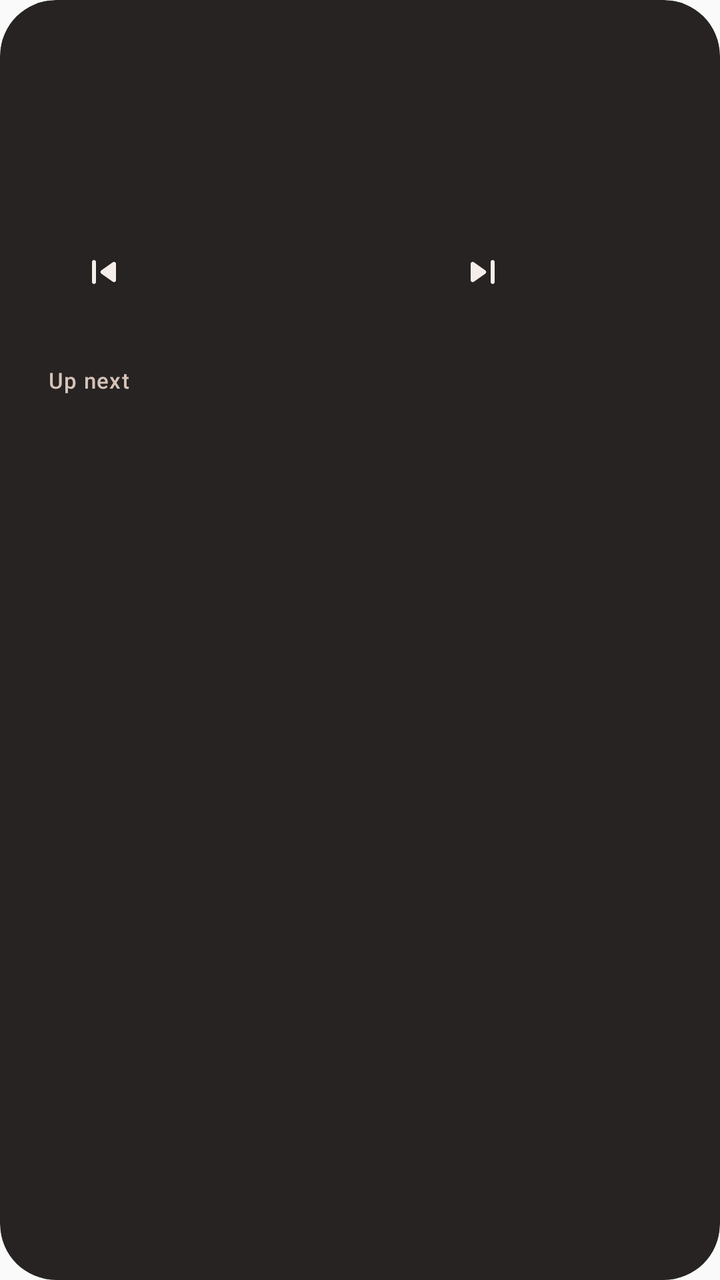
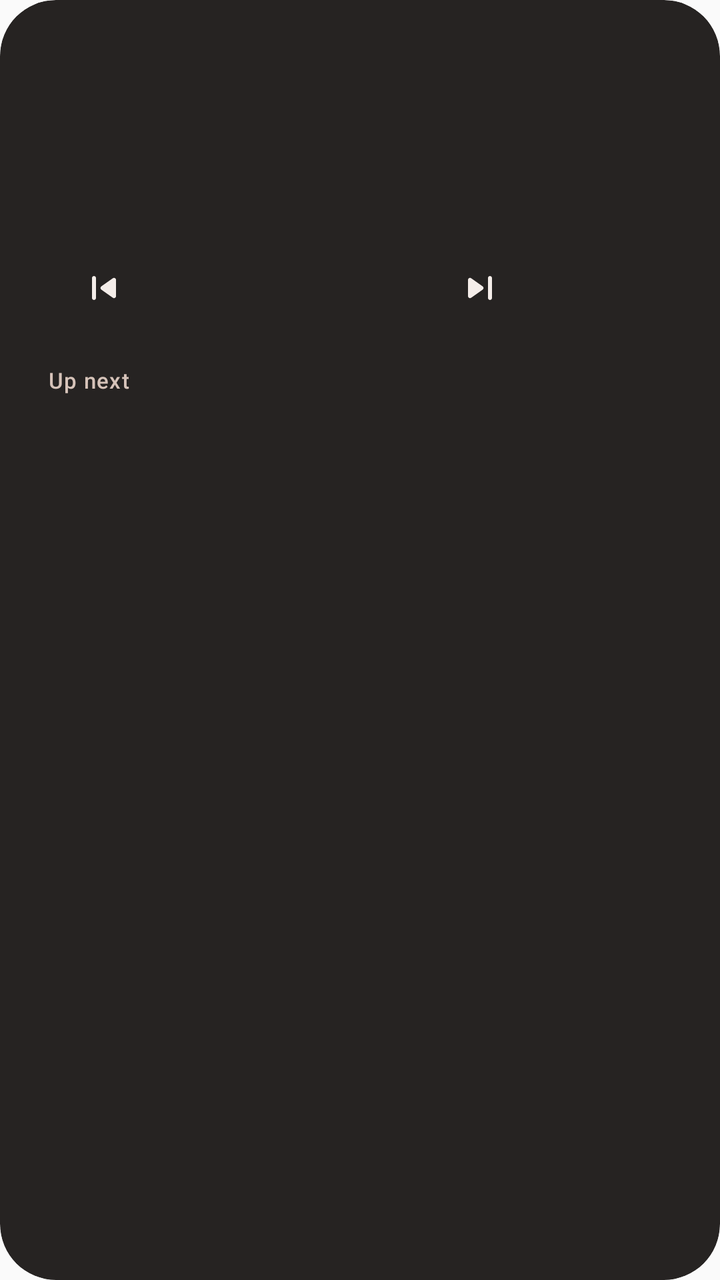

The first picture is an Android layout as it rendered before a commit; the second is the same layout after the commit. The layout source and the unified diff follow.
<!-- AndroidManifest.xml: application theme AppTheme -->
<!-- res/layout/widget_tall.xml -->
<?xml version="1.0" encoding="utf-8"?>
<FrameLayout xmlns:android="http://schemas.android.com/apk/res/android"
    android:id="@android:id/background"
    android:layout_width="match_parent"
    android:layout_height="match_parent"
    android:background="@drawable/wg_shape"
    android:clipToOutline="true">

    <ImageView
        android:id="@+id/wg_bg"
        android:layout_width="match_parent"
        android:layout_height="match_parent"
        android:importantForAccessibility="no"
        android:scaleType="fitXY" />

    <LinearLayout
        android:layout_width="match_parent"
        android:layout_height="match_parent"
        android:orientation="vertical">

        <LinearLayout
            android:layout_width="match_parent"
            android:layout_height="176dp"
            android:orientation="horizontal"
            android:padding="16dp">

            <ImageView
                android:id="@+id/wg_art"
                android:layout_width="wrap_content"
                android:layout_height="wrap_content"
                android:importantForAccessibility="no" />

            <LinearLayout
                android:layout_width="0dp"
                android:layout_height="match_parent"
                android:layout_marginStart="16dp"
                android:layout_weight="1"
                android:orientation="vertical">

                <LinearLayout
                    android:layout_width="match_parent"
                    android:layout_height="20dp"
                    android:gravity="center_vertical"
                    android:orientation="horizontal">

                    <ImageView
                        android:id="@+id/wg_knob"
                        android:layout_width="16dp"
                        android:layout_height="16dp"
                        android:layout_marginEnd="6dp"
                        android:importantForAccessibility="no"
                        android:scaleType="fitXY"
                        android:visibility="gone" />

                    <TextView
                        android:id="@+id/wg_label"
                        style="@style/WgLabel" />
                </LinearLayout>

                <TextView
                    android:id="@+id/wg_title"
                    style="@style/WgText.Medium"
                    android:layout_marginTop="2dp"
                    android:textSize="16dp" />

                <TextView
                    android:id="@+id/wg_artist"
                    style="@style/WgText.Muted"
                    android:layout_marginTop="2dp"
                    android:textSize="14dp" />

                <FrameLayout
                    android:layout_width="match_parent"
                    android:layout_height="0dp"
                    android:layout_weight="1" />

                <ImageView
                    android:id="@+id/wg_scrub"
                    android:layout_width="match_parent"
                    android:layout_height="4dp"
                    android:layout_marginBottom="8dp"
                    android:importantForAccessibility="no"
                    android:scaleType="fitXY" />

                <LinearLayout
                    android:layout_width="match_parent"
                    android:layout_height="48dp"
                    android:gravity="center_vertical"
                    android:orientation="horizontal">

                    <ImageView
                        android:id="@+id/wg_prev"
                        style="@style/WgIconBtn"
                        android:contentDescription="@string/wg_prev"
                        android:src="@drawable/ic_wg_prev" />

                    <FrameLayout
                        android:layout_width="0dp"
                        android:layout_height="1dp"
                        android:layout_weight="1" />

                    <ImageView
                        android:id="@+id/wg_play"
                        style="@style/WgPlay"
                        android:layout_width="64dp"
                        android:layout_height="48dp" />

                    <FrameLayout
                        android:layout_width="0dp"
                        android:layout_height="1dp"
                        android:layout_weight="1" />

                    <ImageView
                        android:id="@+id/wg_next"
                        style="@style/WgIconBtn"
                        android:contentDescription="@string/wg_next"
                        android:src="@drawable/ic_wg_next" />

                    <FrameLayout
                        android:layout_width="0dp"
                        android:layout_height="1dp"
                        android:layout_weight="1" />

                    <ImageView
                        android:id="@+id/wg_shuffle"
                        android:layout_width="40dp"
                        android:layout_height="40dp"
                        android:contentDescription="@string/wg_shuffle"
                        android:scaleType="fitXY" />
                </LinearLayout>
            </LinearLayout>
        </LinearLayout>

        <LinearLayout
            android:id="@+id/wg_queue_box"
            android:layout_width="match_parent"
            android:layout_height="0dp"
            android:layout_marginStart="8dp"
            android:layout_marginEnd="8dp"
            android:layout_marginBottom="8dp"
            android:layout_weight="1"
            android:orientation="vertical"
            android:padding="8dp">

            <TextView
                android:id="@+id/wg_up_label"
                style="@style/WgLabel"
                android:paddingStart="8dp"
                android:paddingEnd="8dp"
                android:paddingBottom="4dp"
                android:text="Up next" />

            <LinearLayout
                android:id="@+id/wg_queue"
                android:layout_width="match_parent"
                android:layout_height="wrap_content"
                android:orientation="vertical" />
        </LinearLayout>
    </LinearLayout>
</FrameLayout>
<!-- resources referenced by this layout -->
<resources>
  <!-- drawable ic_wg_next (drawable) -->
  <?xml version="1.0" encoding="utf-8"?>
  <vector xmlns:android="http://schemas.android.com/apk/res/android"
      android:width="24dp"
      android:height="24dp"
      android:viewportWidth="24"
      android:viewportHeight="24">
      <path
          android:fillColor="#FFFFFFFF"
          android:pathData="M7.58,16.89l5.77,-4.07c0.56,-0.4 0.56,-1.24 0,-1.63L7.58,7.11C6.91,6.65 6,7.12 6,7.93v8.14C6,16.88 6.91,17.35 7.58,16.89zM16,7v10c0,0.55 0.45,1 1,1s1,-0.45 1,-1V7c0,-0.55 -0.45,-1 -1,-1S16,6.45 16,7z" />
  </vector>
  <!-- drawable ic_wg_prev (drawable) -->
  <?xml version="1.0" encoding="utf-8"?>
  <vector xmlns:android="http://schemas.android.com/apk/res/android"
      android:width="24dp"
      android:height="24dp"
      android:viewportWidth="24"
      android:viewportHeight="24">
      <path
          android:fillColor="#FFFFFFFF"
          android:pathData="M7,6c0.55,0 1,0.45 1,1v10c0,0.55 -0.45,1 -1,1s-1,-0.45 -1,-1V7C6,6.45 6.45,6 7,6zM10.66,12.82l5.77,4.07c0.66,0.47 1.58,-0.01 1.58,-0.82V7.93c0,-0.81 -0.91,-1.28 -1.58,-0.82l-5.77,4.07C10.09,11.58 10.09,12.42 10.66,12.82z" />
  </vector>
  <!-- drawable wg_shape (drawable) -->
  <?xml version="1.0" encoding="utf-8"?>
  <shape xmlns:android="http://schemas.android.com/apk/res/android" android:shape="rectangle">
      <corners android:radius="@dimen/wg_radius" />
      <solid android:color="@color/wg_glass" />
  </shape>
  <string name="wg_next">Next</string>
  <string name="wg_prev">Previous</string>
  <string name="wg_shuffle">Shuffle</string>
  <style name="WgIconBtn">
          <item name="android:layout_width">40dp</item>
          <item name="android:layout_height">48dp</item>
          <item name="android:paddingStart">8dp</item>
          <item name="android:paddingEnd">8dp</item>
          <item name="android:paddingTop">12dp</item>
          <item name="android:paddingBottom">12dp</item>
          <item name="android:scaleType">fitCenter</item>
          <item name="android:tint">@color/wg_text</item>
      </style>
  <style name="WgLabel">
          <item name="android:layout_width">wrap_content</item>
          <item name="android:layout_height">wrap_content</item>
          <item name="android:singleLine">true</item>
          <item name="android:ellipsize">end</item>
          <item name="android:includeFontPadding">false</item>
          <item name="android:fontFamily">sans-serif-medium</item>
          <item name="android:textSize">11dp</item>
          <item name="android:letterSpacing">0.04</item>
          <item name="android:textColor">@color/wg_text2</item>
      </style>
  <style name="WgPlay">
          <item name="android:layout_width">56dp</item>
          <item name="android:layout_height">56dp</item>
          <item name="android:scaleType">fitXY</item>
          <item name="android:contentDescription">@string/wg_play</item>
      </style>
  <style name="WgText.Medium">
          <item name="android:fontFamily">sans-serif-medium</item>
      </style>
  <style name="WgText.Muted">
          <item name="android:textColor">@color/wg_text2</item>
      </style>
  <style name="AppTheme" parent="Theme.AppCompat.Light.DarkActionBar">
          
          <item name="colorPrimary">@color/colorPrimary</item>
          <item name="colorPrimaryDark">@color/colorPrimaryDark</item>
          <item name="colorAccent">@color/colorAccent</item>
      </style>
  <dimen name="wg_radius">28dp</dimen>
  <color name="wg_glass">#EB141110</color>
  <color name="wg_text">#FFF4EDE9</color>
  <color name="wg_text2">#FFD6C3B9</color>
  <string name="wg_play">Play</string>
</resources>

<!-- the commit's change to res/layout/widget_tall.xml (unified diff, before → after) -->
@@ -21,8 +21,13 @@
         <LinearLayout
             android:layout_width="match_parent"
             android:layout_height="176dp"
+            android:clipChildren="false"
+            android:clipToPadding="false"
             android:orientation="horizontal"
-            android:padding="16dp">
+            android:paddingStart="16dp"
+            android:paddingEnd="16dp"
+            android:paddingTop="10dp"
+            android:paddingBottom="10dp">
 
             <ImageView
                 android:id="@+id/wg_art"
@@ -35,11 +40,13 @@
                 android:layout_height="match_parent"
                 android:layout_marginStart="16dp"
                 android:layout_weight="1"
+                android:clipChildren="false"
+                android:clipToPadding="false"
                 android:orientation="vertical">
 
                 <LinearLayout
                     android:layout_width="match_parent"
-                    android:layout_height="20dp"
+                    android:layout_height="18dp"
                     android:gravity="center_vertical"
                     android:orientation="horizontal">
 
@@ -60,14 +67,14 @@
                 <TextView
                     android:id="@+id/wg_title"
                     style="@style/WgText.Medium"
-                    android:layout_marginTop="2dp"
-                    android:textSize="16dp" />
+                    android:layout_marginTop="1dp"
+                    android:textSize="15dp" />
 
                 <TextView
                     android:id="@+id/wg_artist"
                     style="@style/WgText.Muted"
-                    android:layout_marginTop="2dp"
-                    android:textSize="14dp" />
+                    android:layout_marginTop="1dp"
+                    android:textSize="13dp" />
 
                 <FrameLayout
                     android:layout_width="match_parent"
@@ -78,13 +85,15 @@
                     android:id="@+id/wg_scrub"
                     android:layout_width="match_parent"
                     android:layout_height="4dp"
-                    android:layout_marginBottom="8dp"
+                    android:layout_marginBottom="6dp"
                     android:importantForAccessibility="no"
                     android:scaleType="fitXY" />
 
                 <LinearLayout
                     android:layout_width="match_parent"
-                    android:layout_height="48dp"
+                    android:layout_height="44dp"
+                    android:clipChildren="false"
+                    android:clipToPadding="false"
                     android:gravity="center_vertical"
                     android:orientation="horizontal">
 
@@ -102,8 +111,8 @@
                     <ImageView
                         android:id="@+id/wg_play"
                         style="@style/WgPlay"
-                        android:layout_width="64dp"
-                        android:layout_height="48dp" />
+                        android:layout_width="60dp"
+                        android:layout_height="44dp" />
 
                     <FrameLayout
                         android:layout_width="0dp"
@@ -133,11 +142,13 @@
 
         <LinearLayout
             android:id="@+id/wg_queue_box"
+            android:clipChildren="false"
+            android:clipToPadding="false"
             android:layout_width="match_parent"
             android:layout_height="0dp"
             android:layout_marginStart="8dp"
             android:layout_marginEnd="8dp"
-            android:layout_marginBottom="8dp"
+            android:layout_marginBottom="6dp"
             android:layout_weight="1"
             android:orientation="vertical"
             android:padding="8dp">
<!-- resource entries referenced after the edit -->
@@ -33,11 +33,11 @@
   <string name="wg_shuffle">Shuffle</string>
   <style name="WgIconBtn">
           <item name="android:layout_width">40dp</item>
-          <item name="android:layout_height">48dp</item>
+          <item name="android:layout_height">44dp</item>
           <item name="android:paddingStart">8dp</item>
           <item name="android:paddingEnd">8dp</item>
-          <item name="android:paddingTop">12dp</item>
-          <item name="android:paddingBottom">12dp</item>
+          <item name="android:paddingTop">10dp</item>
+          <item name="android:paddingBottom">10dp</item>
           <item name="android:scaleType">fitCenter</item>
           <item name="android:tint">@color/wg_text</item>
       </style>
@@ -53,8 +53,8 @@
           <item name="android:textColor">@color/wg_text2</item>
       </style>
   <style name="WgPlay">
-          <item name="android:layout_width">56dp</item>
-          <item name="android:layout_height">56dp</item>
+          <item name="android:layout_width">48dp</item>
+          <item name="android:layout_height">48dp</item>
           <item name="android:scaleType">fitXY</item>
           <item name="android:contentDescription">@string/wg_play</item>
       </style>
